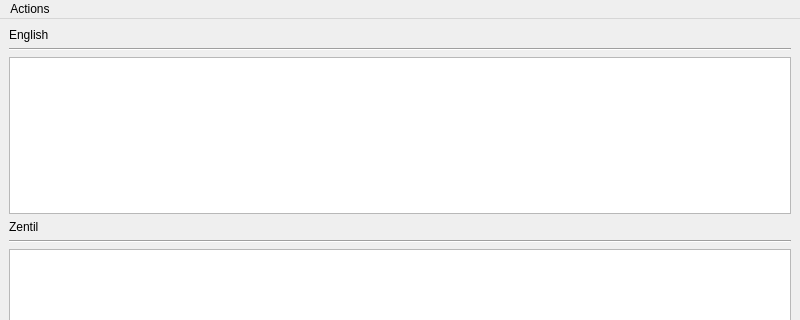
maxstrack/so-a-rr_language, file zaveh/mainwindow.ui: the form before one commit; both pictures show x 0 to 800 and y 0 to 320 of the 800 by 600 pixel window.
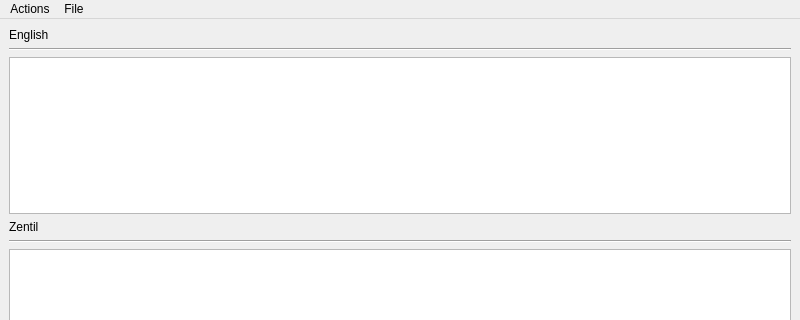
The form after the commit.

Commit message: added a method to save the image as a png

```diff
--- a/zaveh/mainwindow.ui
+++ b/zaveh/mainwindow.ui
@@ -73,7 +73,14 @@
     </property>
     <addaction name="allLetters"/>
    </widget>
+   <widget class="QMenu" name="menuFile">
+    <property name="title">
+     <string>File</string>
+    </property>
+    <addaction name="menuSaveImage"/>
+   </widget>
    <addaction name="menuAction"/>
+   <addaction name="menuFile"/>
   </widget>
   <widget class="QStatusBar" name="statusbar"/>
   <action name="allLetters">
```
Left out of the diff: 5 changed lines with no effect on the pictures. The commit also changes 1 other file.
